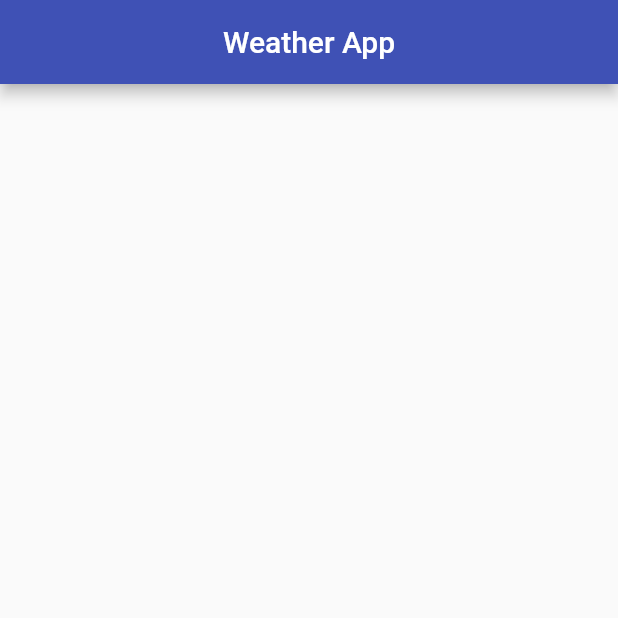
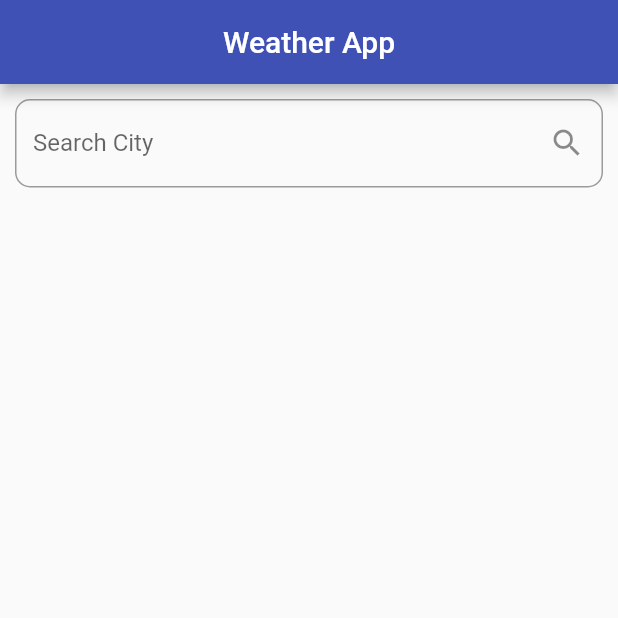
Before and after one commit to pyae-phyoe-naing/Weather-App---Provider, a Flutter app: the screen it shows after launch, on a phone screen of 412 x 824 dp, the top half of it. Run offline on Flutter 3.47's test engine with Material 2 defaults, Android fonts, the phone set to English and light mode, and no system bars; our stand-ins replace dio, retrofit; generated files the repository leaves out were written again.

Commit message:
'search_city_ui'

```diff
--- a/lib/main.dart
+++ b/lib/main.dart
@@ -13,6 +13,9 @@ class MyApp extends StatelessWidget {
   @override
   Widget build(BuildContext context) {
     return  MaterialApp(
+      theme: ThemeData(
+        primarySwatch: Colors.indigo
+      ),
       debugShowCheckedModeBanner: false,
       home: ChangeNotifierProvider<SearchCityProvider>(
         create: (context)=>SearchCityProvider(),
--- a/lib/provider/search_city_provider.dart
+++ b/lib/provider/search_city_provider.dart
@@ -4,20 +4,24 @@ import 'package:untitled/data/weather_repository.dart';
 
 class SearchCityProvider extends ChangeNotifier{
   late WeatherRepository _weatherRepository;
-  late bool isError;
+   bool isError = false;
+  bool isLoading = false;
   late List<CityModel> cities;
   SearchCityProvider(){
     _weatherRepository = WeatherRepository();
     cities = [];
-    isError = false;
   }
   void getSearchCity({required String city})async{
      try{
+       isLoading = true;
+       notifyListeners();
       cities = await _weatherRepository.getSearchCity(city: city);
       isError = false;
+      isLoading = false;
       notifyListeners();
      }catch(e){
        isError = true;
+       isLoading = false;
        notifyListeners();
      }
   }
--- a/lib/screen/home_screen.dart
+++ b/lib/screen/home_screen.dart
@@ -1,4 +1,7 @@
 import 'package:flutter/material.dart';
+import 'package:provider/provider.dart';
+import 'package:untitled/provider/search_city_provider.dart';
+import 'package:untitled/widget/city_list_widget.dart';
 
 class HomeScreen extends StatefulWidget {
   const HomeScreen({Key? key}) : super(key: key);
@@ -8,13 +11,50 @@ class HomeScreen extends StatefulWidget {
 }
 
 class _HomeScreenState extends State<HomeScreen> {
+  final TextEditingController _searchController = TextEditingController();
+
   @override
   Widget build(BuildContext context) {
+    SearchCityProvider searchCityProvider =
+        Provider.of<SearchCityProvider>(context);
     return Scaffold(
       appBar: AppBar(
         title: const Text('Weather App'),
         centerTitle: true,
-        backgroundColor: Colors.indigo,
+      ),
+      body: Padding(
+        padding: const EdgeInsets.all(10.0),
+        child: Column(
+          children: [
+            TextField(
+              controller: _searchController,
+              decoration: InputDecoration(
+                  labelText: 'Search City',
+                  border: OutlineInputBorder(
+                    borderRadius: BorderRadius.circular(10),
+                  ),
+                  suffixIcon: IconButton(
+                    icon: const Icon(Icons.search),
+                    onPressed: () {
+                      if (_searchController.text.isNotEmpty) {
+                        searchCityProvider.getSearchCity(
+                            city: _searchController.text);
+                      } else {
+                        ScaffoldMessenger.of(context)
+                            .showSnackBar(const SnackBar(
+                          content: Text('Enter City Name'),
+                          backgroundColor: Colors.indigo,
+                        ));
+                      }
+                    },
+                  )),
+            ),
+            const SizedBox(
+              height: 20,
+            ),
+           const CityListWidget(),
+          ],
+        ),
       ),
     );
   }
--- /dev/null
+++ b/lib/widget/city_list_widget.dart
@@ -0,0 +1,46 @@
+
+import 'package:flutter/material.dart';
+import 'package:provider/provider.dart';
+
+import '../data/model/city_model.dart';
+import '../provider/search_city_provider.dart';
+
+class CityListWidget extends StatelessWidget {
+  const CityListWidget({Key? key}) : super(key: key);
+
+  @override
+  Widget build(BuildContext context) {
+    return  Consumer(builder: (context, SearchCityProvider scp, child) {
+      List<CityModel> cities = scp.cities;
+      if (scp.isLoading) {
+        return const Padding(
+          padding: EdgeInsets.all(50.0),
+          child: Center(
+            child: CircularProgressIndicator(),
+          ),
+        );
+      }
+      if (scp.isError) {
+        return const Padding(
+          padding: EdgeInsets.all(50.0),
+          child: Center(
+            child: Text('Something Wrong'),
+          ),
+        );
+      }
+      return Expanded(
+        child: ListView.builder(
+            itemCount: cities.length,
+            itemBuilder: (context, index) {
+              return Card(
+                child: Padding(
+                  padding: const EdgeInsets.all(8.0),
+                  child:
+                  ListTile(title: Text(cities[index].name ?? ''),subtitle: Text(cities[index].state ?? ''),),
+                ),
+              );
+            }),
+      );
+    });
+  }
+}
```
